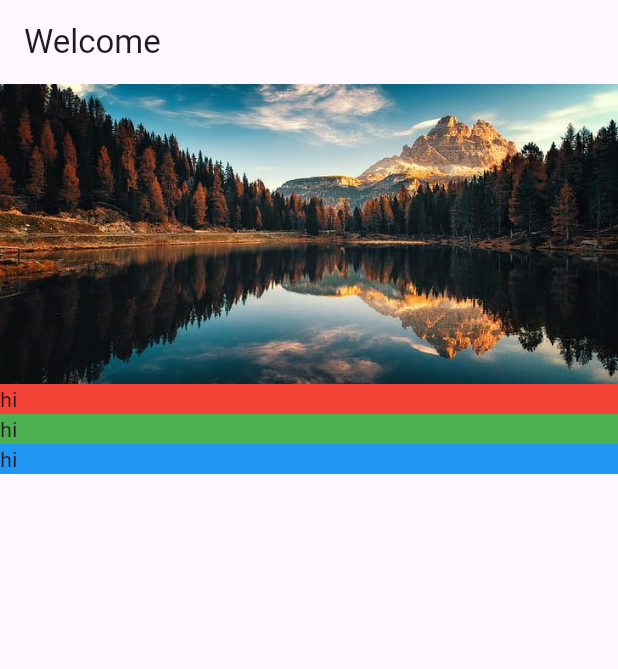
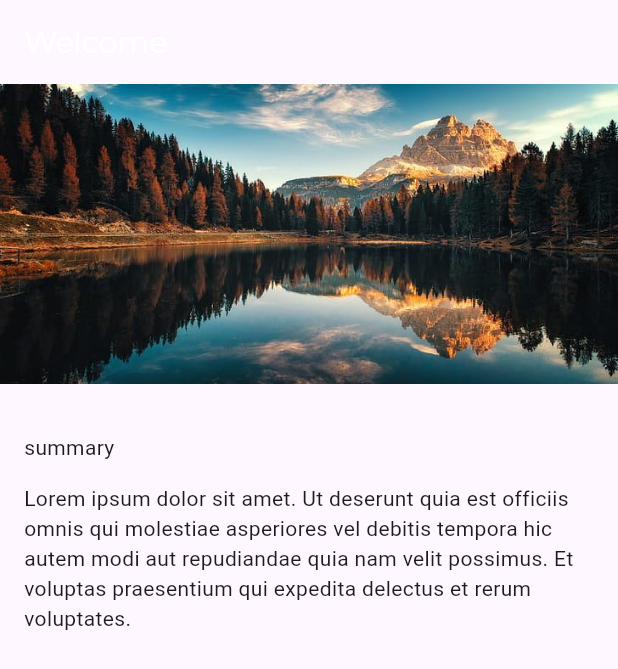
Before and after one commit to Joshua3729/book_pal, a Flutter app: the screen it shows after launch, on a phone screen of 412 x 824 dp. Shown: the top 669 px of the screen. Run offline on Flutter 3.47's test engine with Material 3 defaults, Android fonts, the phone set to English and light mode, and no system bars.

Commit message:
added custom fonts

```diff
--- a/lib/app.dart
+++ b/lib/app.dart
@@ -1,9 +1,14 @@
 import 'package:book_pal/screens/location_detail/location_detail.dart';
 import 'package:flutter/material.dart';
+import "style.dart"
 
 class App extends StatelessWidget {
   @override
   Widget build(BuildContext context) {
-    return MaterialApp(home: LocationDetail());
+    return MaterialApp(
+        home: LocationDetail(),
+        theme: ThemeData(
+            appBarTheme:
+                AppBarTheme(textTheme: TextTheme(title: AppBarTextStyle))));
   }
 }
--- a/lib/screens/location_detail/location_detail.dart
+++ b/lib/screens/location_detail/location_detail.dart
@@ -14,9 +14,8 @@ class LocationDetail extends StatelessWidget {
             crossAxisAlignment: CrossAxisAlignment.stretch,
             children: [
               ImageBanner("assets/images/nature.jpg"),
-              TextSection(Colors.red),
-              TextSection(Colors.green),
-              TextSection(Colors.blue)
+              TextSection("summary",
+                  "Lorem ipsum dolor sit amet. Ut deserunt quia est officiis omnis qui molestiae asperiores vel debitis tempora hic autem modi aut repudiandae quia nam velit possimus. Et voluptas praesentium qui expedita delectus et rerum voluptates."),
             ]));
   }
 }
--- a/lib/screens/location_detail/text_section.dart
+++ b/lib/screens/location_detail/text_section.dart
@@ -1,17 +1,27 @@
 import 'package:flutter/material.dart';
 
 class TextSection extends StatelessWidget {
-  Color _color;
+  final String _title;
+  final String _body;
+  static const double _hPad = 16.0;
 
-  TextSection(this._color);
+  TextSection(this._title, this._body);
 
   @override
   Widget build(BuildContext context) {
-    return Container(
-      decoration: BoxDecoration(
-        color: _color,
-      ),
-      child: Text('hi'),
+    return Column(
+      mainAxisAlignment: MainAxisAlignment.start,
+      crossAxisAlignment: CrossAxisAlignment.stretch,
+      children: [
+        Container(
+          padding: const EdgeInsets.fromLTRB(_hPad, 32.0, _hPad, 4.0),
+          child: Text(_title),
+        ),
+        Container(
+          padding: const EdgeInsets.fromLTRB(_hPad, 10.0, _hPad, 4.0),
+          child: Text(_body),
+        )
+      ],
     );
   }
 }
--- /dev/null
+++ b/lib/style.dart
@@ -0,0 +1,13 @@
+import 'package:flutter/material.dart';
+
+const LargeTextSize = 26.0;
+const MediumTextSize = 20.0;
+const BodyTextSize = 16.0;
+
+const String FontNameDefault = "Montserrat";
+
+const AppBarTextStyle = TextStyle(
+    fontFamily: FontNameDefault,
+    fontWeight: FontWeight.w300,
+    fontSize: MediumTextSize,
+    color: Colors.white);
```
Also changed, not shown: pubspec.yaml (+7 -11 lines), assets/fonts/Montserrat-Bold.ttf (added), assets/fonts/Montserrat-Regular.ttf (added).
